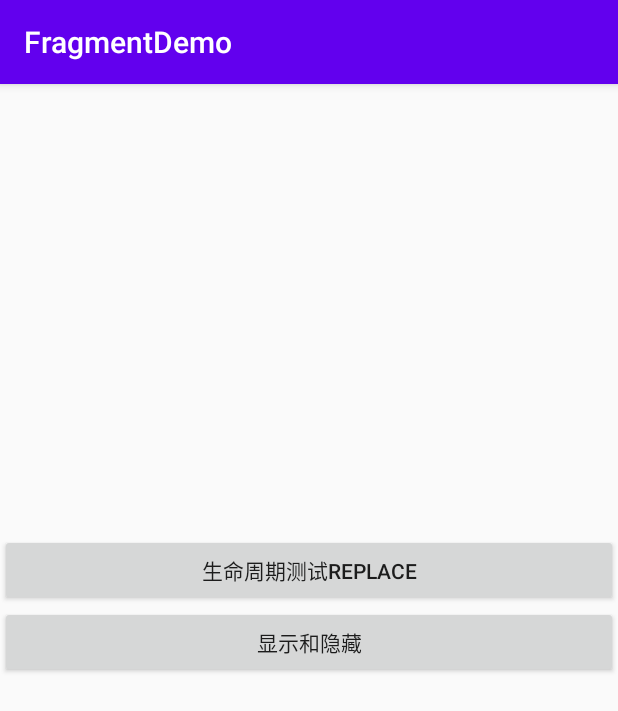
After one commit to aJanefish/FragmentDemo, an Android app: the LifeCycleActivity screen opened directly, with no data from a screen before it, on a phone screen of 412 x 824 dp. The commit adds this screen. Shown: the top 711 px of the screen. Run offline under Robolectric (Android 15) with nearby library versions, the phone set to English and light mode, and no system bars.

Commit message:
add 20201027 01

```diff
--- a/app/src/main/AndroidManifest.xml
+++ b/app/src/main/AndroidManifest.xml
@@ -9,7 +9,8 @@
         android:roundIcon="@mipmap/ic_launcher_round"
         android:supportsRtl="true"
         android:theme="@style/AppTheme">
-        <activity android:name=".activity.FragmentUseActivity"></activity>
+        <activity android:name=".activity.LifeCycleActivity"></activity>
+        <activity android:name=".activity.FragmentUseActivity" />
         <activity android:name=".activity.InteractionActivity" />
         <activity android:name=".activity.JavaUseFragmentActivity" />
         <activity android:name=".activity.XmlActivity" />
--- a/app/src/main/java/com/example/fragmentdemo/MainActivity.java
+++ b/app/src/main/java/com/example/fragmentdemo/MainActivity.java
@@ -9,6 +9,7 @@ import android.view.View;
 import com.example.fragmentdemo.activity.FragmentUseActivity;
 import com.example.fragmentdemo.activity.InteractionActivity;
 import com.example.fragmentdemo.activity.JavaUseFragmentActivity;
+import com.example.fragmentdemo.activity.LifeCycleActivity;
 import com.example.fragmentdemo.activity.XmlActivity;
 
 public class MainActivity extends AppCompatActivity {
@@ -33,8 +34,11 @@ public class MainActivity extends AppCompatActivity {
         startActivity(new Intent(this, InteractionActivity.class));
     }
 
+    public void lifeCycleTest(View view) {
+        startActivity(new Intent(this, LifeCycleActivity.class));
+    }
+
     public void fragmentUseTest(View view) {
         startActivity(new Intent(this, FragmentUseActivity.class));
-
     }
 }
--- a/app/src/main/java/com/example/fragmentdemo/fragment/AnotherRightFragment.java
+++ b/app/src/main/java/com/example/fragmentdemo/fragment/AnotherRightFragment.java
@@ -16,11 +16,12 @@ import androidx.fragment.app.FragmentActivity;
 import com.example.fragmentdemo.R;
 import com.example.fragmentdemo.activity.InteractionActivity;
 
-public class AnotherRightFragment extends Fragment {
+public class AnotherRightFragment extends BaseFragment {
+
     @Nullable
     @Override
     public View onCreateView(@NonNull LayoutInflater inflater, @Nullable ViewGroup container, @Nullable Bundle savedInstanceState) {
-        //return super.onCreateView(inflater, container, savedInstanceState);
+        super.onCreateView(inflater, container, savedInstanceState);
         return inflater.inflate(R.layout.another_right_fragment, container, false);
     }
 
--- a/app/src/main/java/com/example/fragmentdemo/fragment/LeftFragment.java
+++ b/app/src/main/java/com/example/fragmentdemo/fragment/LeftFragment.java
@@ -11,12 +11,12 @@ import androidx.fragment.app.Fragment;
 
 import com.example.fragmentdemo.R;
 
-public class LeftFragment extends Fragment {
+public class LeftFragment extends BaseFragment {
 
     @Nullable
     @Override
     public View onCreateView(@NonNull LayoutInflater inflater, @Nullable ViewGroup container, @Nullable Bundle savedInstanceState) {
-        //return super.onCreateView(inflater, container, savedInstanceState);
+        super.onCreateView(inflater, container, savedInstanceState);
         return inflater.inflate(R.layout.left_fragment, container, false);
     }
 }
--- a/app/src/main/java/com/example/fragmentdemo/fragment/RightFragment.java
+++ b/app/src/main/java/com/example/fragmentdemo/fragment/RightFragment.java
@@ -16,14 +16,14 @@ import androidx.fragment.app.FragmentActivity;
 import com.example.fragmentdemo.R;
 import com.example.fragmentdemo.activity.InteractionActivity;
 
-public class RightFragment extends Fragment {
+public class RightFragment extends BaseFragment {
 
     private OnMsgChangeListener msgChangeListener;
 
     @Nullable
     @Override
     public View onCreateView(@NonNull LayoutInflater inflater, @Nullable ViewGroup container, @Nullable Bundle savedInstanceState) {
-        //return super.onCreateView(inflater, container, savedInstanceState);
+        super.onCreateView(inflater, container, savedInstanceState);
         return inflater.inflate(R.layout.right_fragment, container, false);
     }
 
--- /dev/null
+++ b/app/src/main/res/layout/activity_life_cycle.xml
@@ -0,0 +1,50 @@
+<?xml version="1.0" encoding="utf-8"?>
+<androidx.constraintlayout.widget.ConstraintLayout xmlns:android="http://schemas.android.com/apk/res/android"
+    xmlns:app="http://schemas.android.com/apk/res-auto"
+    xmlns:tools="http://schemas.android.com/tools"
+    android:layout_width="match_parent"
+    android:layout_height="match_parent"
+    tools:context=".activity.LifeCycleActivity">
+
+    <LinearLayout
+        android:id="@+id/activity_life_cycle_ll"
+        android:layout_width="match_parent"
+        android:layout_height="300dp"
+        android:orientation="horizontal">
+
+        <!--        <fragment-->
+        <!--            android:id="@+id/activity_life_cycle_left"-->
+        <!--            android:name="com.example.fragmentdemo.fragment.LeftFragment"-->
+        <!--            android:layout_width="0dp"-->
+        <!--            android:layout_height="match_parent"-->
+        <!--            android:layout_weight="1" />-->
+
+        <!--Fragment的容器-->
+        <FrameLayout
+            android:id="@+id/activity_life_cycle_fl"
+            android:layout_width="0dp"
+            android:layout_height="match_parent"
+            android:layout_weight="1" />
+    </LinearLayout>
+
+    <LinearLayout
+        android:layout_width="match_parent"
+        android:layout_height="wrap_content"
+        android:orientation="vertical"
+        app:layout_constraintTop_toBottomOf="@id/activity_life_cycle_ll">
+
+        <Button
+            android:layout_width="match_parent"
+            android:layout_height="wrap_content"
+            android:onClick="lifeCycleTest1"
+            android:text="生命周期测试replace" />
+
+        <Button
+            android:layout_width="match_parent"
+            android:layout_height="wrap_content"
+            android:onClick="lifeCycleTest2"
+            android:text="显示和隐藏" />
+    </LinearLayout>
+
+
+</androidx.constraintlayout.widget.ConstraintLayout>
```
Also changed, not shown: app/src/main/java/com/example/fragmentdemo/activity/LifeCycleActivity.java (added, +113 -0 lines), app/src/main/java/com/example/fragmentdemo/fragment/BaseFragment.java (added, +89 -0 lines), app/src/main/res/layout/activity_main.xml (+7 -0 lines).
